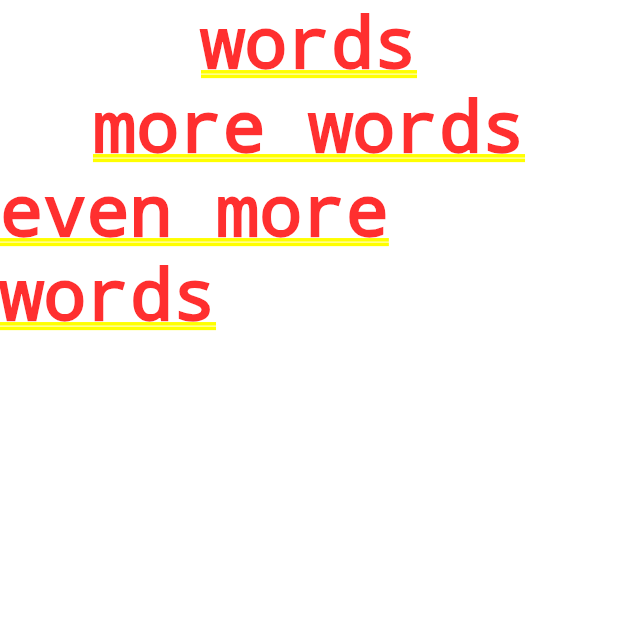
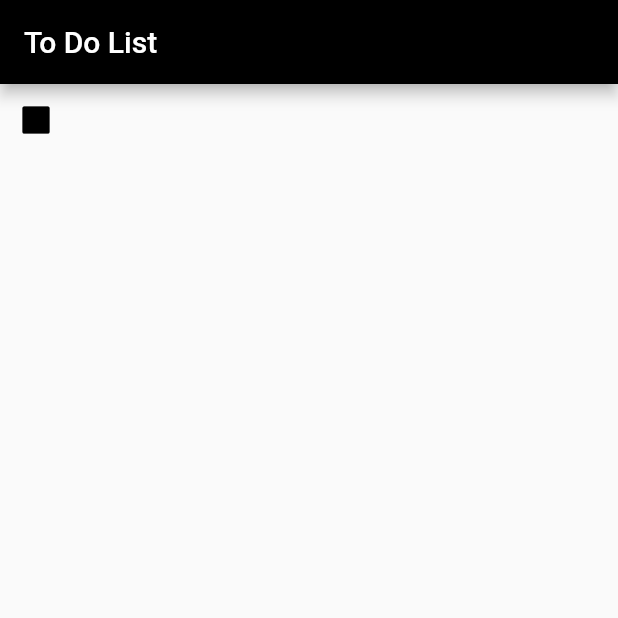
Before and after one commit to Farish-M/To-Do, a Flutter app: the screen it shows after launch, on a phone screen of 412 x 824 dp, the top half of it. Run offline on Flutter 3.47's test engine with Material 2 defaults, Android fonts, the phone set to English and light mode, and no system bars; missing offline and left inert: dart:html.

Commit message:
finished check box system

```diff
--- a/lib/screens/main/view/mainoverview_page.dart
+++ b/lib/screens/main/view/mainoverview_page.dart
@@ -1,4 +1,5 @@
 import 'package:flutter/widgets.dart';
+import 'package:productivity_todolist_schedule/screens/main/widgets/schedule.dart';
 import 'package:productivity_todolist_schedule/screens/main/widgets/todolist.dart';
 
 class PlayerController extends StatefulWidget {
@@ -22,8 +23,8 @@ class _PageViewDemoState extends State<PlayerController> {
     return PageView(
       controller: _controller,
       children: [
-        Todolist(),
-        // MyPage2Widget(),
+        ToDoList(),
+        Schedule(),
         // MyPage3Widget(),
       ],
     );
--- /dev/null
+++ b/lib/screens/main/widgets/schedule.dart
@@ -0,0 +1,12 @@
+import 'package:flutter/material.dart';
+
+class Schedule extends StatelessWidget {
+  const Schedule({Key? key}) : super(key: key);
+
+  @override
+  Widget build(BuildContext context) {
+    return Column(
+      children: [Text("second page words"), Text("second page more words")],
+    );
+  }
+}
--- a/lib/screens/main/widgets/todolist.dart
+++ b/lib/screens/main/widgets/todolist.dart
@@ -1,12 +1,64 @@
+import 'dart:html';
+
 import 'package:flutter/material.dart';
 
-class Todolist extends StatelessWidget {
-  const Todolist({Key? key}) : super(key: key);
+class ToDoList extends StatelessWidget {
+  const ToDoList({Key? key}) : super(key: key);
 
   @override
   Widget build(BuildContext context) {
-    return Column(
-      children: [Text("words"), Text("more words"), Text("even more words")],
+    return MaterialApp(
+        home: Scaffold(
+            appBar: AppBar(
+              title: Text("To Do List"),
+              backgroundColor: Colors.black,
+            ),
+            body: Column(
+              children: [ToDoListCheckBox()],
+            )));
+  }
+}
+
+//The stateful widget for the checkbox for the to-do list
+class ToDoListCheckBox extends StatefulWidget {
+  const ToDoListCheckBox({Key? key}) : super(key: key);
+
+  @override
+  State<ToDoListCheckBox> createState() => CheckBox();
+}
+
+//A private class that goes with the ToDoListCheckBox function.
+class CheckBox extends State<ToDoListCheckBox> {
+  bool isChecked = false;
+
+  @override
+  Widget build(BuildContext context) {
+    //Stores the each state that the checkbox can be
+    Color getColor(Set<MaterialState> states) {
+      const Set<MaterialState> interactiveStates = <MaterialState>{
+        //State of the checkbox when it is pressed
+        MaterialState.pressed,
+        //State of the checkbox when it is hovered over
+        MaterialState.hovered,
+      };
+      //Sees if the checkbox is under any of the states and places the color as black
+      if (states.any(interactiveStates.contains)) {
+        return Colors.black;
+      }
+      //Colors the outline of the box black
+      return Colors.black;
+    }
+
+    return Checkbox(
+      //Colors the check in the checkbox white
+      checkColor: Colors.white,
+      fillColor: MaterialStateProperty.resolveWith(getColor),
+      value: isChecked,
+      onChanged: (bool? value) {
+        setState(() {
+          isChecked = value!;
+        });
+      },
     );
   }
 }
```
Also changed, not shown: 1 other file.
